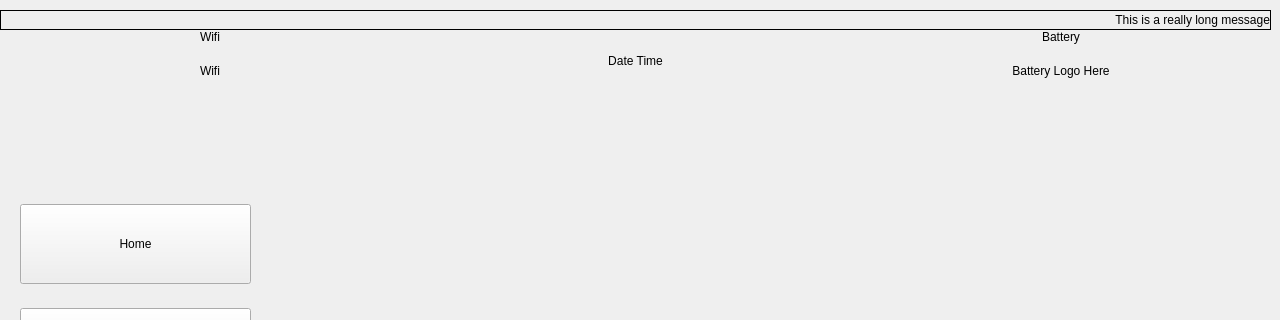
Qt form amr_v4_qt/src/main_screen.ui (ColinSmith14/agv_gui) before a commit; both pictures show x 0 to 1280 and y 0 to 320 of the 1280 by 800 pixel window.
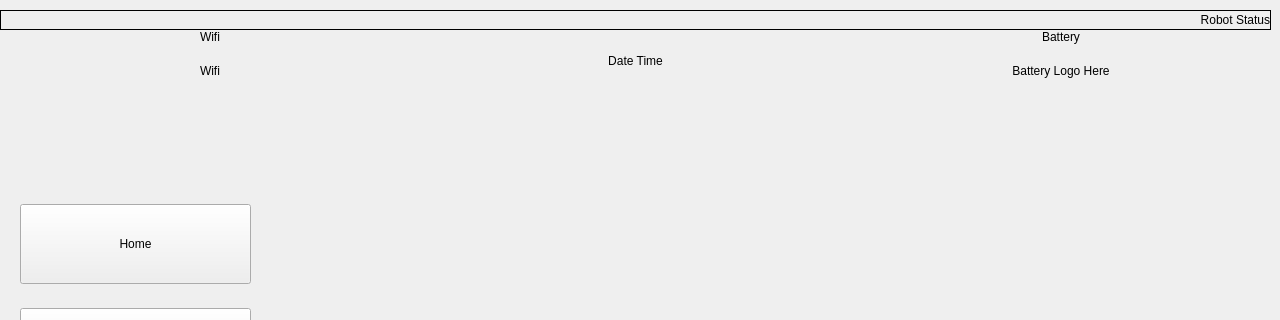
The same form after that commit. Custom widgets are drawn as their Qt base class.

The edit to the form file:
```diff
--- a/amr_v4_qt/src/main_screen.ui
+++ b/amr_v4_qt/src/main_screen.ui
@@ -347,7 +347,7 @@
     <enum>QFrame::Box</enum>
    </property>
    <property name="text">
-    <string>This is a really long message</string>
+    <string>Robot Status</string>
    </property>
    <property name="scaledContents">
     <bool>false</bool>
```
